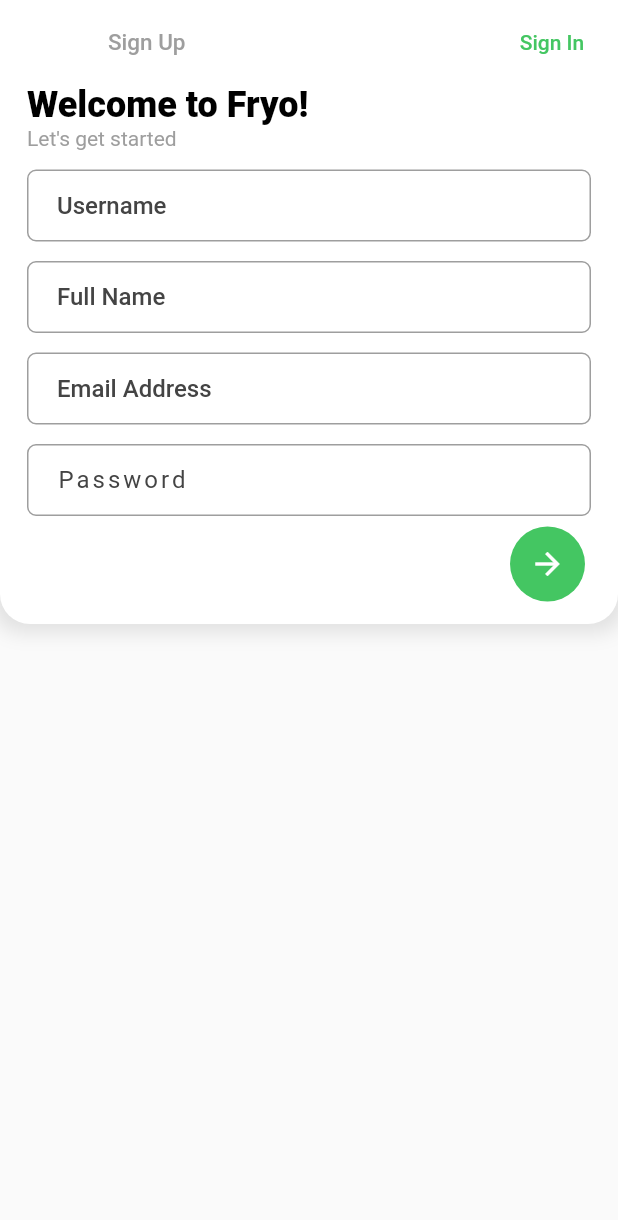
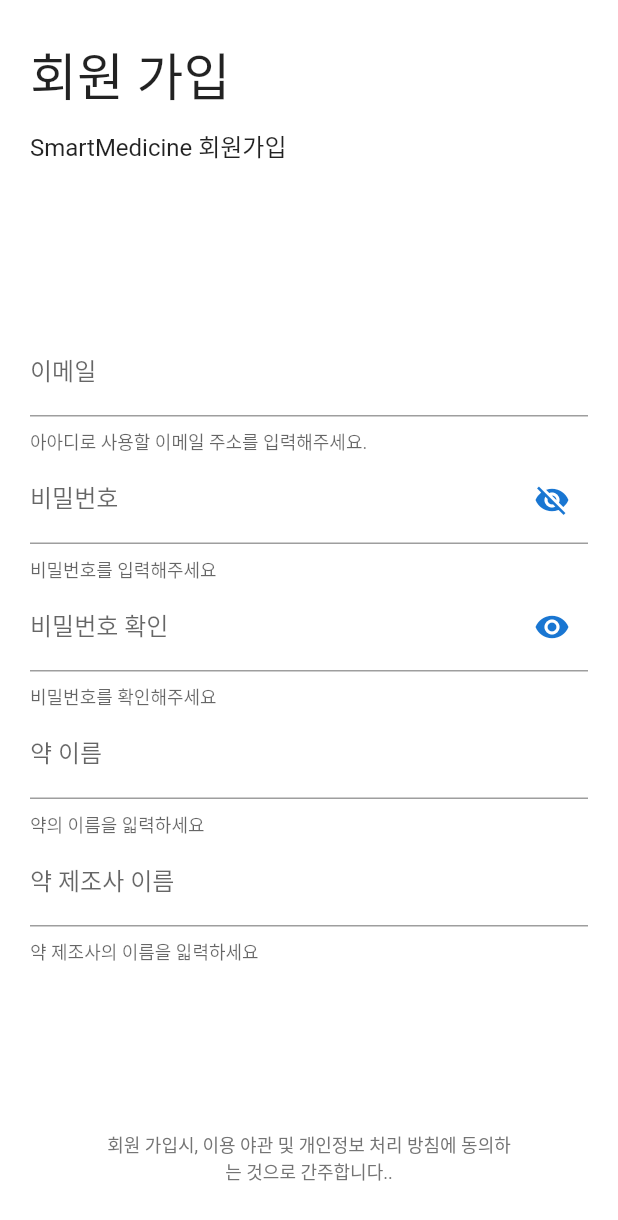
Before and after one commit to Park-KwonSoo/smart-medicine-bottle, a Flutter app: the screen it shows after launch, after a tap on "회원 가입", on a phone screen of 412 x 824 dp. Shown: the top 1220 px of the screen. Run offline on Flutter 3.47's test engine with Material 2 defaults, Android fonts, the phone set to English and light mode, and no system bars; our stand-ins replace flutter_screenutil; Roboto replaces fonts that are missing (Poppins).

Commit message:
[frontend] Sign Up page 구현 완료

```diff
--- a/frontend/flutter_application_1/lib/src/screens/Homepage.dart
+++ b/frontend/flutter_application_1/lib/src/screens/Homepage.dart
@@ -3,7 +3,7 @@
 import '../shared/colors.dart';
 import 'package:flutter_screenutil/flutter_screenutil.dart';
 import './SignInPage.dart';
-import './SignUpPage.dart';
+import './SignUpLocal.dart';
 
 class HomePage extends StatefulWidget {
   final String pageTitle;
@@ -125,7 +125,7 @@
                                     context,
                                     MaterialPageRoute(
                                       builder: (BuildContext context) =>
-                                          SignUpPage(),
+                                          SignUpLocal(),
                                     ));
                               },
                               child: Text(
--- /dev/null
+++ b/frontend/flutter_application_1/lib/src/screens/SignUpLocal.dart
@@ -0,0 +1,202 @@
+import 'dart:convert';
+import 'package:flutter/material.dart';
+
+class SignUpLocal extends StatefulWidget {
+  @override
+  _SignUpLocalState createState() => _SignUpLocalState();
+}
+
+class _SignUpLocalState extends State<SignUpLocal> {
+  final emailController = TextEditingController();
+  final passwordController = TextEditingController();
+  final passwordValidController = TextEditingController();
+  final medicineNameController = TextEditingController();
+  final medicineFactureController = TextEditingController();
+
+  bool _validate = false;
+  int userRole = 0;
+
+  // Initially password is obscure
+  bool passwordVisible = false;
+  bool passwordValidationVisible = true;
+
+  @override
+  Widget build(BuildContext context) {
+    final Size size = MediaQuery.of(context).size;
+    // int goals = 60;
+    // int points = 75;
+
+    return Scaffold(
+      backgroundColor: Colors.white,
+      body: ListView(
+        children: <Widget>[
+          Padding(
+            padding: const EdgeInsets.fromLTRB(20, 25, 20, 0),
+            child: Row(
+              children: <Widget>[
+                Text(
+                  '회원 가입',
+                  textScaleFactor: 1.0,
+                  style: TextStyle(fontSize: 34),
+                )
+              ],
+            ),
+          ),
+          Padding(
+            padding: const EdgeInsets.fromLTRB(20, 10, 20, 0),
+            child: Row(
+              children: <Widget>[
+                Text(
+                  'SmartMedicine 회원가입',
+                  textScaleFactor: 1.0,
+                  style: TextStyle(fontSize: 16),
+                )
+              ],
+            ),
+          ),
+          MediaQuery(
+            data: MediaQuery.of(context).copyWith(textScaleFactor: 1.0),
+            child: Container(
+              height: size.height * 0.8,
+              child: Padding(
+                padding: const EdgeInsets.fromLTRB(20, 5, 20, 20),
+                child: new Column(
+                  mainAxisAlignment: MainAxisAlignment.center,
+                  children: <Widget>[
+                    TextFormField(
+                      keyboardType: TextInputType.text,
+                      decoration: InputDecoration(
+                        labelText: '이메일',
+                        helperText: '아아디로 사용할 이메일 주소를 입력해주세요.',
+                      ),
+                    ),
+                    TextFormField(
+                      keyboardType: TextInputType.text,
+                      controller: passwordController,
+                      obscureText:
+                          !passwordVisible, //This will obscure text dynamically
+                      decoration: InputDecoration(
+                        labelText: '비밀번호',
+                        helperText: '비밀번호를 입력해주세요',
+                        // Here is key idea
+                        suffixIcon: IconButton(
+                          icon: Icon(
+                            // Based on passwordVisible state choose the icon
+                            passwordVisible
+                                ? Icons.visibility
+                                : Icons.visibility_off,
+                            color: Theme.of(context).primaryColorDark,
+                          ),
+                          onPressed: () {
+                            // Update the state i.e. toogle the state of passwordVisible variable
+                            setState(() {
+                              passwordVisible = !passwordVisible;
+                            });
+                          },
+                        ),
+                      ),
+                    ),
+                    TextFormField(
+                      onChanged: (text) {
+                        if (passwordController.text == text) {
+                          setState(() {
+                            _validate = false;
+                          });
+                        } else {
+                          setState(() {
+                            _validate = true;
+                          });
+                        }
+                      },
+                      keyboardType: TextInputType.text,
+                      controller: passwordValidController,
+                      obscureText:
+                          !passwordValidationVisible, //This will obscure text dynamically
+                      decoration: InputDecoration(
+                        labelText: '비밀번호 확인',
+                        helperText: '비밀번호를 확인해주세요',
+                        errorText:
+                            _validate ? '두 비밀번호가 다릅니다. 다시 확인해주세요.' : null,
+                        // Here is key idea
+                        suffixIcon: IconButton(
+                          icon: Icon(
+                            // Based on passwordVisible state choose the icon
+                            passwordValidationVisible
+                                ? Icons.visibility
+                                : Icons.visibility_off,
+                            color: Theme.of(context).primaryColorDark,
+                          ),
+                          onPressed: () {
+                            // Update the state i.e. toogle the state of passwordVisible variable
+                            setState(() {
+                              passwordValidationVisible =
+                                  !passwordValidationVisible;
+                            });
+                          },
+                        ),
+                      ),
+                    ),
+                    TextFormField(
+                      keyboardType: TextInputType.text,
+                      controller: medicineNameController,
+                      decoration: InputDecoration(
+                        labelText: '약 이름',
+                        helperText: '약의 이름을 읿력하세요',
+                      ),
+                    ),
+                    TextFormField(
+                      keyboardType: TextInputType.text,
+                      controller: medicineFactureController,
+                      decoration: InputDecoration(
+                        labelText: '약 제조사 이름',
+                        helperText: '약 제조사의 이름을 읿력하세요',
+                      ),
+                    ),
+                  ],
+                ),
+              ),
+            ),
+          ),
+          Container(
+            height: 80,
+            padding: const EdgeInsets.fromLTRB(20, 20, 20, 20),
+            child: RaisedButton(
+              onPressed: () async {},
+              shape: RoundedRectangleBorder(
+                  borderRadius: new BorderRadius.circular(18.0),
+                  side: BorderSide(color: Colors.blue)),
+              color: Color(0xff1674f6),
+              child: Text(
+                '회원 가입',
+                textScaleFactor: 1.0,
+                style: TextStyle(
+                    fontSize: 16,
+                    color: Colors.white,
+                    fontWeight: FontWeight.bold),
+              ),
+            ),
+          )
+        ],
+      ),
+      bottomNavigationBar: BottomAppBar(
+        elevation: 0,
+        child: Container(
+          height: 70,
+          child: Column(
+            mainAxisAlignment: MainAxisAlignment.start,
+            children: <Widget>[
+              Padding(
+                padding: const EdgeInsets.fromLTRB(70, 0, 70, 0),
+                child: Text(
+                  '회원 가입시, 이용 야관 및 개인정보 처리 방침에 동의하는 것으로 간주합니다..',
+                  style: TextStyle(fontSize: 12, color: Color(0xff747474)),
+                  textAlign: TextAlign.center,
+                ),
+              )
+            ],
+          ),
+        ),
+      ),
+    );
+  }
+}
--- a/frontend/flutter_application_1/lib/src/screens/SignUpPage.dart
+++ /dev/null
@@ -1,89 +0,0 @@
-import 'package:flutter/material.dart';
-import 'package:flutter/services.dart';
-import '../shared/styles.dart';
-import '../shared/colors.dart';
-import 'package:flutter_screenutil/flutter_screenutil.dart';
-import 'package:page_transition/page_transition.dart';
-import '../shared/inputFields.dart';
-import './SignInPage.dart';
-import './DashBoard.dart';
-
-class SignUpPage extends StatefulWidget {
-  final String pageTitle;
-
-  SignUpPage({Key key, this.pageTitle}) : super(key: key);
-
-  @override
-  _SignUpPageState createState() => _SignUpPageState();
-}
-
-class _SignUpPageState extends State<SignUpPage> {
-  @override
-  Widget build(BuildContext context) {
-    return Scaffold(
-        appBar: AppBar(
-          elevation: 0,
-          backgroundColor: white,
-          title: Text('Sign Up',
-              style: TextStyle(
-                  color: Colors.grey, fontFamily: 'Poppins', fontSize: 15)),
-          actions: <Widget>[
-            FlatButton(
-              onPressed: () {
-                // Navigator.of(context).pushNamed('/signin');
-                Navigator.push(
-                    context,
-                    PageTransition(
-                        type: PageTransitionType.rightToLeft,
-                        child: SignInPage()));
-              },
-              child: Text('Sign In', style: contrastText),
-            )
-          ],
-        ),
-        body: ListView(
-          shrinkWrap: true,
-          children: <Widget>[
-            Container(
-              padding: EdgeInsets.only(left: 18, right: 18),
-              child: Stack(
-                children: <Widget>[
-                  Column(
-                    mainAxisAlignment: MainAxisAlignment.start,
-                    crossAxisAlignment: CrossAxisAlignment.start,
-                    children: <Widget>[
-                      Text('Welcome to Fryo!', style: h3),
-                      Text('Let\'s get started', style: taglineText),
-                      fryoTextInput('Username'),
-                      fryoTextInput('Full Name'),
-                      fryoEmailInput('Email Address'),
-                      fryoPasswordInput('Password')
-                    ],
-                  ),
-                  Positioned(
-                    bottom: 15,
-                    right: -15,
-                    child: FlatButton(
-                      onPressed: () {
-                        Navigator.push(
-                            context,
-                            PageTransition(
-                                type: PageTransitionType.rightToLeft,
-                                child: DashBoard()));
-                      },
-                      color: primaryColor,
-                      padding: EdgeInsets.all(13),
-                      shape: CircleBorder(),
-                      child: Icon(Icons.arrow_forward, color: white),
-                    ),
-                  )
-                ],
-              ),
-              height: 360,
-              width: double.infinity,
-              decoration: authPlateDecoration,
-            ),
-          ],
-        ));
-  }
-}
--- a/frontend/flutter_application_1/pubspec.yaml
+++ b/frontend/flutter_application_1/pubspec.yaml
@@ -26,6 +26,7 @@
 
   flutter_screenutil: ^0.7.0
   page_transition: '^1.1.5'
+  mailer: '^3.0.4'
 
 
 dev_dependencies:
```
Also changed, not shown: frontend/flutter_application_1/pubspec.lock.
